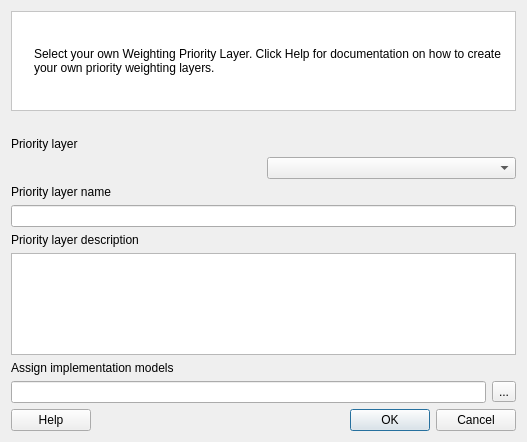
Before: the Qt Designer form src/cplus_plugin/ui/priority_layer_dialog.ui in ConservationInternational/cplus-plugin, drawn with Qt 5.
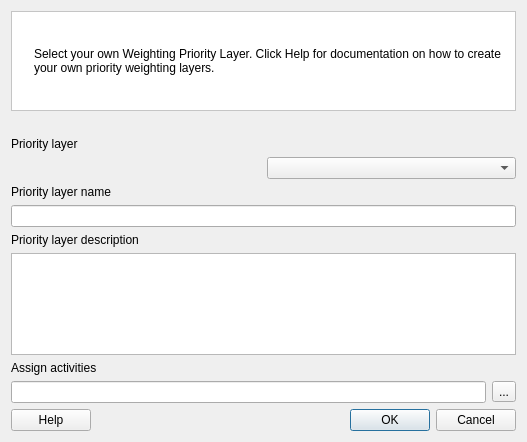
After: the same form once the commit is applied. Icons and pictures are not drawn. Custom widgets are drawn as their Qt base class.

Commit message: Fix additional UI references of IM to activity.

What changed in the file:
```diff
--- a/src/cplus_plugin/ui/priority_layer_dialog.ui
+++ b/src/cplus_plugin/ui/priority_layer_dialog.ui
@@ -158,7 +158,7 @@
    <item>
     <widget class="QLabel" name="label_3">
      <property name="text">
-      <string>Assign implementation models</string>
+      <string>Assign activities</string>
      </property>
     </widget>
    </item>
```
Left out of the diff: 2 changed lines with no effect on the pictures. The commit also changes 1 other file.
